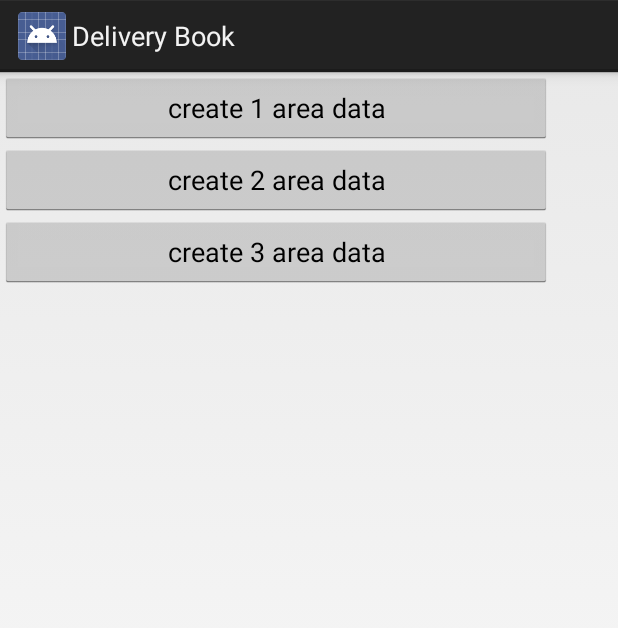
After one commit to taka16a23/DeliveryBook, an Android app: the DebugDataMakerActivity screen opened directly, with no data from a screen before it, on a phone screen of 412 x 824 dp. The commit adds this screen. Shown: the top 628 px of the screen. Run offline under Robolectric (Android 15) with nearby library versions, the light colour scheme and no system bars.

Commit message:
Add Activity for make debug data

```diff
--- /dev/null
+++ b/app/src/main/java/info/no_ip/taka16/deliverybook/DebugDataMakerActivity.java
@@ -0,0 +1,187 @@
+package info.no_ip.taka16.deliverybook;
+
+import android.app.Activity;
+import android.os.Bundle;
+import android.view.View;
+import android.widget.Toast;
+import android.widget.Button;
+
+import java.util.ArrayList;
+import java.util.Arrays;
+import java.util.List;
+
+import info.no_ip.taka16.deliverybook.book.Book;
+import info.no_ip.taka16.deliverybook.book.BookRepository;
+import info.no_ip.taka16.deliverybook.frame.Frame;
+import info.no_ip.taka16.deliverybook.frame.FrameRepository;
+
+
+
+public class DebugDataMakerActivity extends Activity implements View.OnClickListener{
+    ArrayList<List<String>> sampleData = new ArrayList<List<String>>();
+
+    @Override
+    protected void onCreate(Bundle savedInstanceState) {
+        super.onCreate(savedInstanceState);
+        setContentView(R.layout.activity_debug_data_maker);
+
+        ((Button)findViewById(R.id.debug_1_area)).setOnClickListener(this);
+        ((Button)findViewById(R.id.debug_2_area)).setOnClickListener(this);
+        ((Button)findViewById(R.id.debug_3_area)).setOnClickListener(this);
+
+        sampleData.add(Arrays.asList("滋賀 太郎", "滋賀県大津市御陵町3番1号", "朝日", "入れ忘れ注意"));
+        sampleData.add(Arrays.asList("上杉 景勝", "滋賀県大津市御陵町3番1号", "朝日", "雨濡れ注意"));
+        sampleData.add(Arrays.asList("上杉 謙信", "滋賀県大津市御陵町3番1号", "朝日", ""));
+        sampleData.add(Arrays.asList("与謝野 晶子", "滋賀県大津市御陵町3番1号", "朝日", ""));
+        sampleData.add(Arrays.asList("平賀 源内", "滋賀県大津市御陵町3番1号", "朝日", ""));
+        sampleData.add(Arrays.asList("乃木 希典", "滋賀県大津市御陵町3番1号", "朝日 日刊ス", "入れ忘れ注意"));
+        sampleData.add(Arrays.asList("久坂 玄瑞", "滋賀県大津市御陵町3番1号", "朝日 日刊ス", ""));
+        sampleData.add(Arrays.asList("井伊 直弼", "滋賀県大津市御陵町3番1号", "毎日", ""));
+        sampleData.add(Arrays.asList("今川 義元", "滋賀県大津市御陵町3番1号", "産経", "公園手前"));
+        sampleData.add(Arrays.asList("野口 英世", "滋賀県大津市御陵町3番1号", "毎日", ""));
+        sampleData.add(Arrays.asList("伊能 忠敬", "滋賀県大津市御陵町3番1号", "朝日 土日日刊ス", ""));
+        sampleData.add(Arrays.asList("伊藤 博文", "滋賀県大津市御陵町3番1号", "朝日", "アメP"));
+        sampleData.add(Arrays.asList("伊達 政宗", "滋賀県大津市御陵町3番1号", "産経", "雨濡れ注意"));
+        sampleData.add(Arrays.asList("前田 利家", "滋賀県大津市御陵町3番1号", "朝日 日刊ス", ""));
+        sampleData.add(Arrays.asList("加藤 清正", "滋賀県大津市御陵町3番1号", "毎日", ""));
+        sampleData.add(Arrays.asList("勝 海舟", "滋賀県大津市御陵町3番1号", "朝日", ""));
+        sampleData.add(Arrays.asList("北条 政子", "滋賀県大津市御陵町3番1号", "朝日", "アメP"));
+        sampleData.add(Arrays.asList("北条 氏康", "滋賀県大津市御陵町3番1号", "朝日 土日日刊ス", ""));
+        sampleData.add(Arrays.asList("千 利休", "滋賀県大津市御陵町3番1号", "朝日", ""));
+        sampleData.add(Arrays.asList("新田 義貞", "滋賀県大津市御陵町3番1号", "朝日", "塀P"));
+        sampleData.add(Arrays.asList("吉田 松陰", "滋賀県大津市御陵町3番1号", "朝日", ""));
+        sampleData.add(Arrays.asList("吉田 茂", "滋賀県大津市御陵町3番1号", "朝日", ""));
+        sampleData.add(Arrays.asList("土方 歳三", "滋賀県大津市御陵町3番1号", "朝日", ""));
+        sampleData.add(Arrays.asList("坂本 龍馬", "滋賀県大津市御陵町3番1号", "朝日", ""));
+        sampleData.add(Arrays.asList("夏目 漱石", "滋賀県大津市御陵町3番1号", "毎日 日刊ス", ""));
+        sampleData.add(Arrays.asList("大久保 利通", "滋賀県大津市御陵町3番1号", "朝日", ""));
+        sampleData.add(Arrays.asList("大友 宗麟", "滋賀県大津市御陵町3番1号", "朝日", "入れ忘れ注意"));
+        sampleData.add(Arrays.asList("大村 益次郎", "滋賀県大津市御陵町3番1号", "朝日", ""));
+        sampleData.add(Arrays.asList("大隈 重信", "滋賀県大津市御陵町3番1号", "朝日", ""));
+        sampleData.add(Arrays.asList("天草 四郎", "滋賀県大津市御陵町3番1号", "朝日", ""));
+        sampleData.add(Arrays.asList("宇喜多 秀家", "滋賀県大津市御陵町3番1号", "朝日", ""));
+        sampleData.add(Arrays.asList("宮沢 賢治", "滋賀県大津市御陵町3番1号", "朝日", ""));
+        sampleData.add(Arrays.asList("小早川 秀秋", "滋賀県大津市御陵町3番1号", "朝日", ""));
+        sampleData.add(Arrays.asList("小早川 隆景", "滋賀県大津市御陵町3番1号", "朝日 土日日刊ス", ""));
+        sampleData.add(Arrays.asList("山本 五十六", "滋賀県大津市御陵町3番1号", "朝日", ""));
+        sampleData.add(Arrays.asList("山県 有朋", "滋賀県大津市御陵町3番1号", "朝日", ""));
+        sampleData.add(Arrays.asList("岩倉 具視", "滋賀県大津市御陵町3番1号", "朝日", ""));
+        sampleData.add(Arrays.asList("岩崎 弥太郎", "滋賀県大津市御陵町3番1号", "朝日", ""));
+        sampleData.add(Arrays.asList("島津 義弘", "滋賀県大津市御陵町3番1号", "朝日", ""));
+        sampleData.add(Arrays.asList("平 将門", "滋賀県大津市御陵町3番1号", "朝日", ""));
+        sampleData.add(Arrays.asList("平 清盛", "滋賀県大津市御陵町3番1号", "朝日", ""));
+        sampleData.add(Arrays.asList("平 賀源内", "滋賀県大津市御陵町3番1号", "朝日", ""));
+        sampleData.add(Arrays.asList("直江 兼続", "滋賀県大津市御陵町3番1号", "朝日", ""));
+        sampleData.add(Arrays.asList("徳川 吉宗", "滋賀県大津市御陵町3番1号", "朝日", ""));
+        sampleData.add(Arrays.asList("徳川 家光", "滋賀県大津市御陵町3番1号", "朝日 土日日刊ス", ""));
+        sampleData.add(Arrays.asList("徳川 家康", "滋賀県大津市御陵町3番1号", "朝日", "雨濡れ注意"));
+        sampleData.add(Arrays.asList("徳川 慶喜", "滋賀県大津市御陵町3番1号", "毎日 日刊ス", ""));
+        sampleData.add(Arrays.asList("徳川 綱吉", "滋賀県大津市御陵町3番1号", "朝日", ""));
+        sampleData.add(Arrays.asList("徳川 秀忠", "滋賀県大津市御陵町3番1号", "産経", ""));
+        sampleData.add(Arrays.asList("斎藤 一", "滋賀県大津市御陵町3番1号", "朝日", ""));
+        sampleData.add(Arrays.asList("斎藤 道三", "滋賀県大津市御陵町3番1号", "朝日", ""));
+        sampleData.add(Arrays.asList("新渡戸 稲造", "滋賀県大津市御陵町3番1号", "朝日", ""));
+        sampleData.add(Arrays.asList("新田 義貞", "滋賀県大津市御陵町3番1号", "朝日", ""));
+        sampleData.add(Arrays.asList("明智 光秀", "滋賀県大津市御陵町3番1号", "朝日", ""));
+        sampleData.add(Arrays.asList("春日 局", "滋賀県大津市御陵町3番1号", "朝日", ""));
+        sampleData.add(Arrays.asList("最上 義光", "滋賀県大津市御陵町3番1号", "朝日", "入れ忘れ注意"));
+        sampleData.add(Arrays.asList("木戸 孝允", "滋賀県大津市御陵町3番1号", "朝日", ""));
+        sampleData.add(Arrays.asList("本多 忠勝", "滋賀県大津市御陵町3番1号", "毎日", ""));
+        sampleData.add(Arrays.asList("東条 英機", "滋賀県大津市御陵町3番1号", "朝日", ""));
+        sampleData.add(Arrays.asList("東郷 平八郎", "滋賀県大津市御陵町3番1号", "朝日", ""));
+        sampleData.add(Arrays.asList("松尾 芭蕉", "滋賀県大津市御陵町3番1号", "朝日 土日日刊ス", ""));
+        sampleData.add(Arrays.asList("松平 定信", "滋賀県大津市御陵町3番1号", "朝日", ""));
+        sampleData.add(Arrays.asList("板垣 退助", "滋賀県大津市御陵町3番1号", "朝日", ""));
+        sampleData.add(Arrays.asList("柴田 勝家", "滋賀県大津市御陵町3番1号", "朝日", ""));
+        sampleData.add(Arrays.asList("森 可成", "滋賀県大津市御陵町3番1号", "朝日", ""));
+        sampleData.add(Arrays.asList("森 鴎外", "滋賀県大津市御陵町3番1号", "朝日", ""));
+        sampleData.add(Arrays.asList("楠木 正成", "滋賀県大津市御陵町3番1号", "朝日", "入れ忘れ注意"));
+        sampleData.add(Arrays.asList("樋口 一葉", "滋賀県大津市御陵町3番1号", "朝日 日刊ス", ""));
+        sampleData.add(Arrays.asList("正岡 子規", "滋賀県大津市御陵町3番1号", "産経", ""));
+        sampleData.add(Arrays.asList("武市 半平太", "滋賀県大津市御陵町3番1号", "朝日", ""));
+        sampleData.add(Arrays.asList("武田 信玄", "滋賀県大津市御陵町3番1号", "朝日", "雨濡れ注意"));
+        sampleData.add(Arrays.asList("武蔵坊 弁慶", "滋賀県大津市御陵町3番1号", "朝日", ""));
+        sampleData.add(Arrays.asList("毛利 元就", "滋賀県大津市御陵町3番1号", "朝日", ""));
+        sampleData.add(Arrays.asList("沖田 総司", "滋賀県大津市御陵町3番1号", "朝日", ""));
+        sampleData.add(Arrays.asList("浅井 長政", "滋賀県大津市御陵町3番1号", "毎日", ""));
+        sampleData.add(Arrays.asList("清少納言", "滋賀県大津市御陵町3番1号", "朝日 土日日刊ス", ""));
+        sampleData.add(Arrays.asList("渋沢 栄一", "滋賀県大津市御陵町3番1号", "朝日", ""));
+        sampleData.add(Arrays.asList("源 義経", "滋賀県大津市御陵町3番1号", "朝日", ""));
+        sampleData.add(Arrays.asList("源 頼朝", "滋賀県大津市御陵町3番1号", "朝日", ""));
+        sampleData.add(Arrays.asList("犬養 毅", "滋賀県大津市御陵町3番1号", "朝日", ""));
+        sampleData.add(Arrays.asList("滝川 一益", "滋賀県大津市御陵町3番1号", "朝日", ""));
+        sampleData.add(Arrays.asList("田沼 意次", "滋賀県大津市御陵町3番1号", "朝日", ""));
+        sampleData.add(Arrays.asList("直江 兼続", "滋賀県大津市御陵町3番1号", "朝日", "入れ忘れ注意"));
+        sampleData.add(Arrays.asList("真田 幸村", "滋賀県大津市御陵町3番1号", "毎日", ""));
+        sampleData.add(Arrays.asList("石原 莞爾", "滋賀県大津市御陵町3番1号", "朝日 日刊ス", ""));
+        sampleData.add(Arrays.asList("石田 三成", "滋賀県大津市御陵町3番1号", "朝日", ""));
+        sampleData.add(Arrays.asList("福島 正則", "滋賀県大津市御陵町3番1号", "朝日", "雨濡れ注意"));
+        sampleData.add(Arrays.asList("福沢 諭吉", "滋賀県大津市御陵町3番1号", "朝日", ""));
+        sampleData.add(Arrays.asList("秋山 真之", "滋賀県大津市御陵町3番1号", "産経", ""));
+        sampleData.add(Arrays.asList("紫式部", "滋賀県大津市御陵町3番1号", "朝日", ""));
+        sampleData.add(Arrays.asList("細川 忠興", "滋賀県大津市御陵町3番1号", "朝日", ""));
+        sampleData.add(Arrays.asList("織田 信長", "滋賀県大津市御陵町3番1号", "朝日", ""));
+        sampleData.add(Arrays.asList("芥川 龍之介", "滋賀県大津市御陵町3番1号", "朝日", ""));
+        sampleData.add(Arrays.asList("芹沢 鴨", "滋賀県大津市御陵町3番1号", "朝日", ""));
+        sampleData.add(Arrays.asList("菅原 道真", "滋賀県大津市御陵町3番1号", "朝日", ""));
+        sampleData.add(Arrays.asList("葛飾 北斎", "滋賀県大津市御陵町3番1号", "朝日", ""));
+        sampleData.add(Arrays.asList("藤原 道長", "滋賀県大津市御陵町3番1号", "朝日", "入れ忘れ注意"));
+        sampleData.add(Arrays.asList("藤堂 高虎", "滋賀県大津市御陵町3番1号", "朝日", ""));
+        sampleData.add(Arrays.asList("西郷 隆盛", "滋賀県大津市御陵町3番1号", "朝日 土日日刊ス", ""));
+        sampleData.add(Arrays.asList("豊臣秀吉", "滋賀県大津市御陵町3番1号", "朝日", ""));
+        sampleData.add(Arrays.asList("豊臣 秀頼", "滋賀県大津市御陵町3番1号", "朝日", ""));
+        sampleData.add(Arrays.asList("足利 尊氏", "滋賀県大津市御陵町3番1号", "朝日", ""));
+        sampleData.add(Arrays.asList("足利 義満", "滋賀県大津市御陵町3番1号", "朝日", "雨濡れ注意"));
+        sampleData.add(Arrays.asList("近藤 勇", "滋賀県大津市御陵町3番1号", "朝日", ""));
+        sampleData.add(Arrays.asList("近衛 文麿", "滋賀県大津市御陵町3番1号", "朝日", ""));
+        sampleData.add(Arrays.asList("野口 英世", "滋賀県大津市御陵町3番1号", "朝日 日刊ス", ""));
+        sampleData.add(Arrays.asList("鈴木 貫太郎", "滋賀県大津市御陵町3番1号", "朝日", ""));
+        sampleData.add(Arrays.asList("長宗我部 元親", "滋賀県大津市御陵町3番1号", "朝日", ""));
+        sampleData.add(Arrays.asList("陸奥 宗光", "滋賀県大津市御陵町3番1号", "朝日", ""));
+        sampleData.add(Arrays.asList("高杉 晋作", "滋賀県大津市御陵町3番1号", "朝日 土日日刊ス", ""));
+        sampleData.add(Arrays.asList("高橋 是清", "滋賀県大津市御陵町3番1号", "朝日", ""));
+        sampleData.add(Arrays.asList("黒田 官兵衛", "滋賀県大津市御陵町3番1号", "朝日", ""));
+        sampleData.add(Arrays.asList("黒田 長政", "滋賀県大津市御陵町3番1号", "毎日", ""));
+        sampleData.add(Arrays.asList("織田 信忠", "滋賀県大津市御陵町3番1号", "朝日", ""));
+        sampleData.add(Arrays.asList("蘇我 入鹿", "滋賀県大津市御陵町3番1号", "朝日", ""));
+        sampleData.add(Arrays.asList("蘇我 馬子", "滋賀県大津市御陵町3番1号", "朝日", "入れ忘れ注意"));
+        sampleData.add(Arrays.asList("和気 清麻呂", "滋賀県大津市御陵町3番1号", "朝日", ""));
+        sampleData.add(Arrays.asList("六角 義賢", "滋賀県大津市御陵町3番1号", "朝日", "入れ忘れ注意"));
+        sampleData.add(Arrays.asList("松平 定信", "滋賀県大津市御陵町3番1号", "朝日", ""));
+        sampleData.add(Arrays.asList("前田 利家", "滋賀県大津市御陵町3番1号", "毎日", ""));
+        sampleData.add(Arrays.asList("本多 忠勝", "滋賀県大津市御陵町3番1号", "朝日", ""));
+        sampleData.add(Arrays.asList("北条 氏政", "滋賀県大津市御陵町3番1号", "朝日", ""));
+    }
+
+    private void createData(String areaName){
+        Book book = new BookRepository(this).getBook(areaName);
+        FrameRepository frameRepository = new FrameRepository(this);
+        for (List<String> array : sampleData) {
+            Frame frame = new Frame();
+            frame.setName(array.get(0));
+            frame.setAddress(array.get(1));
+            frame.setDeliverable(array.get(2));
+            frame.setDescription(array.get(3));
+            frameRepository.register(frame);
+            book.insert(frame);
+        }
+        Toast.makeText(this, areaName + " data created", Toast.LENGTH_SHORT).show();
+    }
+
+    @Override
+    public void onClick(View v) {
+        switch(v.getId()){
+            case R.id.debug_1_area:
+                Toast.makeText(this, "debug1", Toast.LENGTH_SHORT).show();
+                createData("1区");
+                break;
+            case R.id.debug_2_area:
+                createData("2区");
+                break;
+            case R.id.debug_3_area:
+                createData("3区");
+                break;
+        }
+    }
+
+}
--- a/app/src/main/java/info/no_ip/taka16/deliverybook/MainActivity.java
+++ b/app/src/main/java/info/no_ip/taka16/deliverybook/MainActivity.java
@@ -57,6 +57,7 @@ public class MainActivity extends ListActivity {
                 new Sample("BookList", BookListActivity.class),
                 new Sample("Deliverable", DeliverableListActivity.class),
                 new Sample("Book Activity", BookActivity.class),
+                new Sample("debug data", DebugDataMakerActivity.class),
 
         };
 
@@ -64,8 +65,6 @@ public class MainActivity extends ListActivity {
                 android.R.layout.simple_list_item_1,
                 android.R.id.text1,
                 mSamples));
-        Intent intent = new Intent(this, BookListActivity.class);
-        startActivity(intent);
     }
 
     @Override
--- /dev/null
+++ b/app/src/main/res/layout/activity_debug_data_maker.xml
@@ -0,0 +1,34 @@
+<?xml version="1.0" encoding="utf-8"?>
+<android.support.constraint.ConstraintLayout xmlns:android="http://schemas.android.com/apk/res/android"
+    xmlns:app="http://schemas.android.com/apk/res-auto"
+    xmlns:tools="http://schemas.android.com/tools"
+    android:layout_width="match_parent"
+    android:layout_height="match_parent"
+    tools:context="info.no_ip.taka16.deliverybook.DebugDataMakerActivity">
+
+    <LinearLayout
+        android:layout_width="368dp"
+        android:layout_height="503dp"
+        android:orientation="vertical"
+        tools:layout_editor_absoluteY="8dp"
+        tools:layout_editor_absoluteX="8dp">
+
+        <Button
+            android:id="@+id/debug_1_area"
+            android:layout_width="match_parent"
+            android:layout_height="wrap_content"
+            android:text="create 1 area data" />
+
+        <Button
+            android:id="@+id/debug_2_area"
+            android:layout_width="match_parent"
+            android:layout_height="wrap_content"
+            android:text="create 2 area data" />
+
+        <Button
+            android:id="@+id/debug_3_area"
+            android:layout_width="match_parent"
+            android:layout_height="wrap_content"
+            android:text="create 3 area data" />
+    </LinearLayout>
+</android.support.constraint.ConstraintLayout>
```
Also changed, not shown: app/src/main/AndroidManifest.xml (+9 -8 lines).
